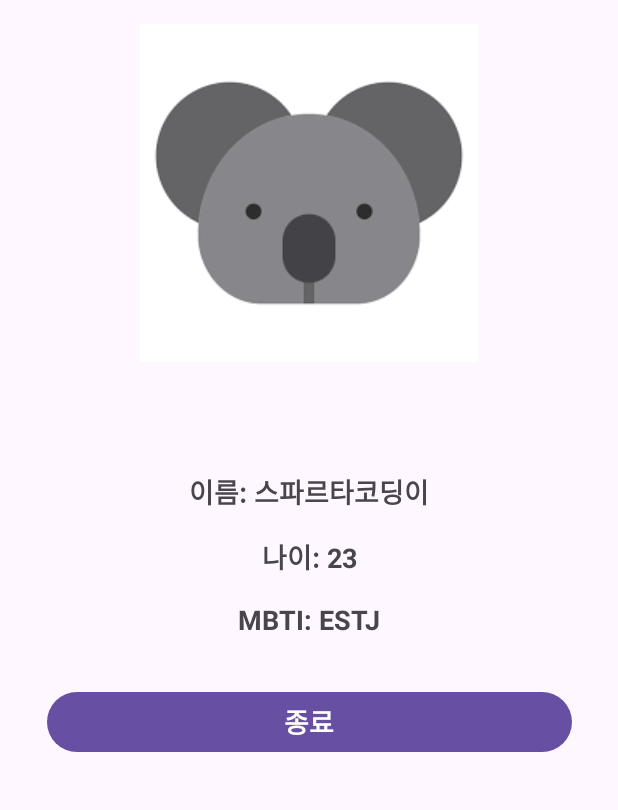
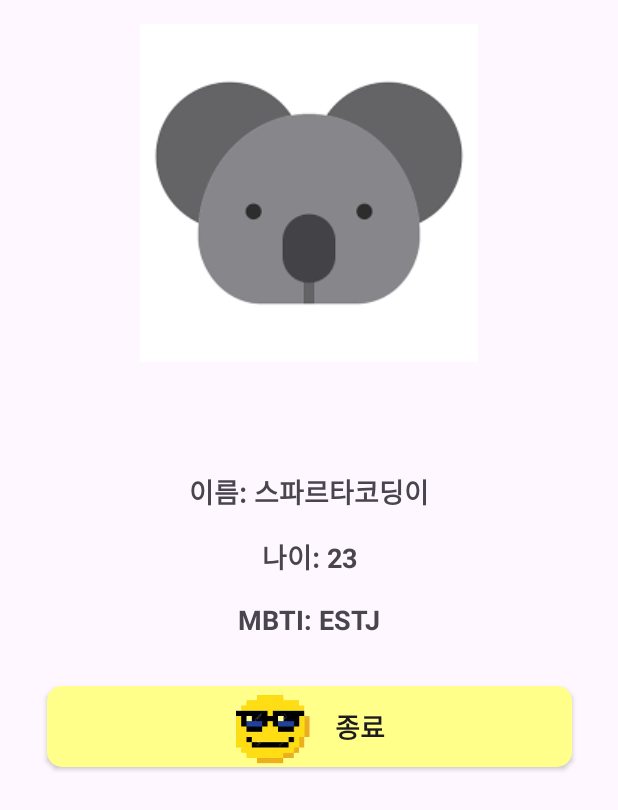
Before and after one commit to yspark2/LoginPage, an Android app: the HomeActivity screen opened directly, with no data from a screen before it, on a phone screen of 412 x 824 dp. Shown: the top 810 px of the screen. Run offline under Robolectric (Android 15) with nearby library versions, the phone set to English and light mode, and no system bars.

Commit message:
button update (selector)

```diff
--- a/app/src/main/java/com/example/mylogin/HomeActivity.kt
+++ b/app/src/main/java/com/example/mylogin/HomeActivity.kt
@@ -16,15 +16,14 @@ class HomeActivity : AppCompatActivity() {
         // intent.getStringExtra("전달했던 데이터의 이름표")
         val imgView1 = findViewById<ImageView>(R.id.imgView1)
         val tv_id = findViewById<TextView>(R.id.tv_id)
-        rollDice()
+        rollImg()
         tv_id.text = info_id
         val btn_exit = findViewById<Button>(R.id.btn_exit)
         btn_exit.setOnClickListener {
             finish()
         }
     }
-
-    fun rollDice(){
+    fun rollImg(){
         val imgView1 = findViewById<ImageView>(R.id.imgView1)
         val random = Random
         val image = random.nextInt(6)
@@ -38,10 +37,7 @@ class HomeActivity : AppCompatActivity() {
         }
         // 이미지뷰 업데이트
         imgView1.setImageResource(resultImage)
-
+        // contentDescription 업데이트
         imgView1.contentDescription = image.toString()
-
     }
-
-
 }
--- a/app/src/main/java/com/example/mylogin/SignInActivity.kt
+++ b/app/src/main/java/com/example/mylogin/SignInActivity.kt
@@ -28,7 +28,7 @@ class SignInActivity : AppCompatActivity() {
                 val subPwTextValue = data?.getStringExtra("pw")
 
                 subIdTextValue?.let{
-                    et_login.setText(it)
+                    et_login.setText(it)  //
                 }
 
                 subPwTextValue.let{
--- a/app/src/main/java/com/example/mylogin/SignUpActivity.kt
+++ b/app/src/main/java/com/example/mylogin/SignUpActivity.kt
@@ -34,6 +34,4 @@ class SignUpActivity : AppCompatActivity() {
             }
         }
     }
-
-
 }
--- /dev/null
+++ b/app/src/main/res/drawable/image_swap.xml
@@ -0,0 +1,5 @@
+<?xml version="1.0" encoding="utf-8"?>
+<selector xmlns:android="http://schemas.android.com/apk/res/android">
+    <item android:drawable="@drawable/selector_button1" android:state_pressed="false" />
+    <item android:drawable="@drawable/selector_button2" android:state_pressed="true" />
+</selector>
--- /dev/null
+++ b/app/src/main/res/drawable/selector_button.xml
@@ -0,0 +1,16 @@
+<?xml version="1.0" encoding="utf-8"?>
+<selector xmlns:android="http://schemas.android.com/apk/res/android">
+    <item android:state_pressed="true">
+        <shape>
+            <solid android:color="@color/peach" />
+            <corners android:radius="10dp" />
+        </shape>
+
+    </item>
+    <item android:state_pressed="false">
+        <shape>
+            <solid android:color="@color/yellow" />
+            <corners android:radius="10dp" />
+        </shape>
+    </item>
+</selector>
--- a/app/src/main/res/layout/activity_home.xml
+++ b/app/src/main/res/layout/activity_home.xml
@@ -32,7 +32,6 @@
         android:id="@+id/textView7"
         android:layout_width="wrap_content"
         android:layout_height="wrap_content"
-
         android:layout_marginTop="16dp"
         android:text="이름: 스파르타코딩이"
         android:textSize="18dp"
@@ -65,15 +64,22 @@
         app:layout_constraintStart_toStartOf="parent"
         app:layout_constraintTop_toBottomOf="@+id/textView8" />
 
-    <Button
+    <android.widget.Button
         android:id="@+id/btn_exit"
+        android:elevation="2dp"
         android:layout_width="350dp"
         android:layout_height="wrap_content"
         android:layout_marginTop="32dp"
+        android:background="@drawable/selector_button"
         android:text="종료"
+
         android:textSize="18dp"
         android:textStyle="bold"
+        android:drawableStart="@drawable/image_swap"
+        android:drawablePadding="-110dp"
+        android:paddingLeft="120dp"
         app:layout_constraintEnd_toEndOf="parent"
         app:layout_constraintStart_toStartOf="parent"
         app:layout_constraintTop_toBottomOf="@+id/textView9" />
+
 </androidx.constraintlayout.widget.ConstraintLayout>
--- a/app/src/main/res/layout/activity_sign_up.xml
+++ b/app/src/main/res/layout/activity_sign_up.xml
@@ -5,8 +5,6 @@
     android:layout_width="match_parent"
     android:layout_height="match_parent"
     tools:context=".SignUpActivity">
-
-
 
     <ImageView
         android:id="@+id/imageView2"
--- a/app/src/main/res/values/colors.xml
+++ b/app/src/main/res/values/colors.xml
@@ -2,4 +2,6 @@
 <resources>
     <color name="black">#FF000000</color>
     <color name="white">#FFFFFFFF</color>
+    <color name="yellow">#FFFF8A</color>
+    <color name="peach">#FF92A1</color>
 </resources>
```
Also changed, not shown: app/src/main/res/drawable-xxxhdpi/selector_button1.png (added), app/src/main/res/drawable-xxxhdpi/selector_button2.png (added).
